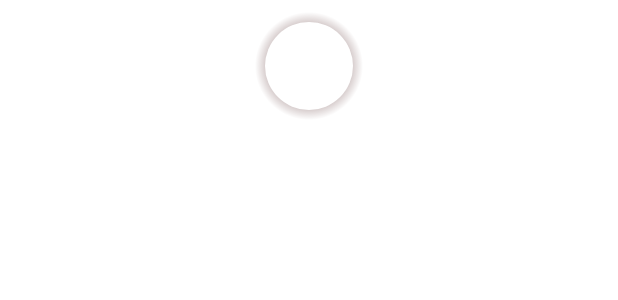
After one commit to Dale-A-Thompson/FYP-BlindEye, an Android app: the layout colour_item_row.xml on its own in the app's theme, with its tools: preview values and no code run, on a phone screen of 412 x 824 dp. The commit adds this screen. Shown: the top 300 px of the screen. Run offline under Robolectric (Android 15) with nearby library versions, the phone set to English and light mode, and no system bars.

Commit message:
More minor work complete
Working through the TODO's I left weeks previous

```diff
--- a/BlindEye/app/src/main/java/data/ColourItem.java
+++ b/BlindEye/app/src/main/java/data/ColourItem.java
@@ -125,6 +125,7 @@ public class ColourItem implements Parcelable {
         return "#" + Integer.toHexString(val).substring(2);
     }
 
+    //Pre-existing methods
     @Override
     public int describeContents() {
         return 0;
@@ -138,6 +139,7 @@ public class ColourItem implements Parcelable {
         dest.writeString(this.mName);
     }
 
+    //A Creator used to create a ColourItem from the Parcel
     public static final Creator<ColourItem> CREATOR = new Creator<ColourItem>() {
         @Override
         public ColourItem createFromParcel(Parcel source) {
--- a/BlindEye/app/src/main/java/views/FlavourColourItemListWrapper.java
+++ b/BlindEye/app/src/main/java/views/FlavourColourItemListWrapper.java
@@ -4,4 +4,5 @@ import wrappers.ColourItemListWrapper;
 
 public class FlavourColourItemListWrapper extends ColourItemListWrapper implements ColourItemAdapter {
 //    TODO: Populate Class
+
 }
--- /dev/null
+++ b/BlindEye/app/src/main/res/layout/colour_item_row.xml
@@ -0,0 +1,14 @@
+<?xml version="1.0" encoding="utf-8"?>
+<FrameLayout xmlns:android="http://schemas.android.com/apk/res/android"
+    android:layout_width="match_parent"
+    android:layout_height="@dimen/colour_row_item_size"
+    android:background="?selectableItemBackground">
+
+    <views.ColourBlobView
+        android:id="@+id/colour_item_row_preview"
+        android:layout_width="match_parent"
+        android:layout_height="match_parent"
+        android:layout_gravity="center"
+        android:layout_margin="@dimen/default_halved" />
+
+</FrameLayout>
--- a/BlindEye/app/src/main/res/values/dimens.xml
+++ b/BlindEye/app/src/main/res/values/dimens.xml
@@ -28,4 +28,10 @@
     <dimen name="fab_margin">16dp</dimen>
 
     <dimen name="shadow_inset_padding">8dp</dimen>
+
+    <!--    dimes for colour item rows-->
+    <dimen name="colour_row_item_size_prev">50dp</dimen>
+
+    <dimen name="colour_row_item_size">88dp</dimen>
+    <dimen name="colour_palette_item_size">88dp</dimen>
 </resources>
```
Also changed, not shown: BlindEye/app/src/main/java/data/Palette.java (+94 -2 lines), BlindEye/app/src/main/java/views/ColourItemAdapter.java (+96 -1 lines).
